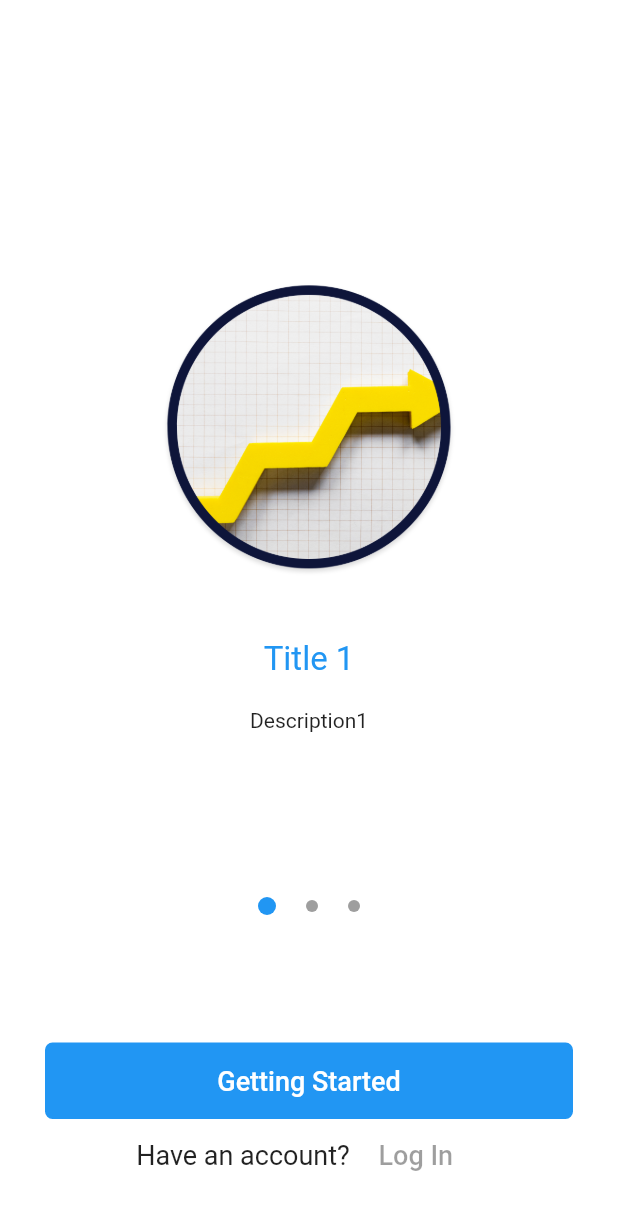
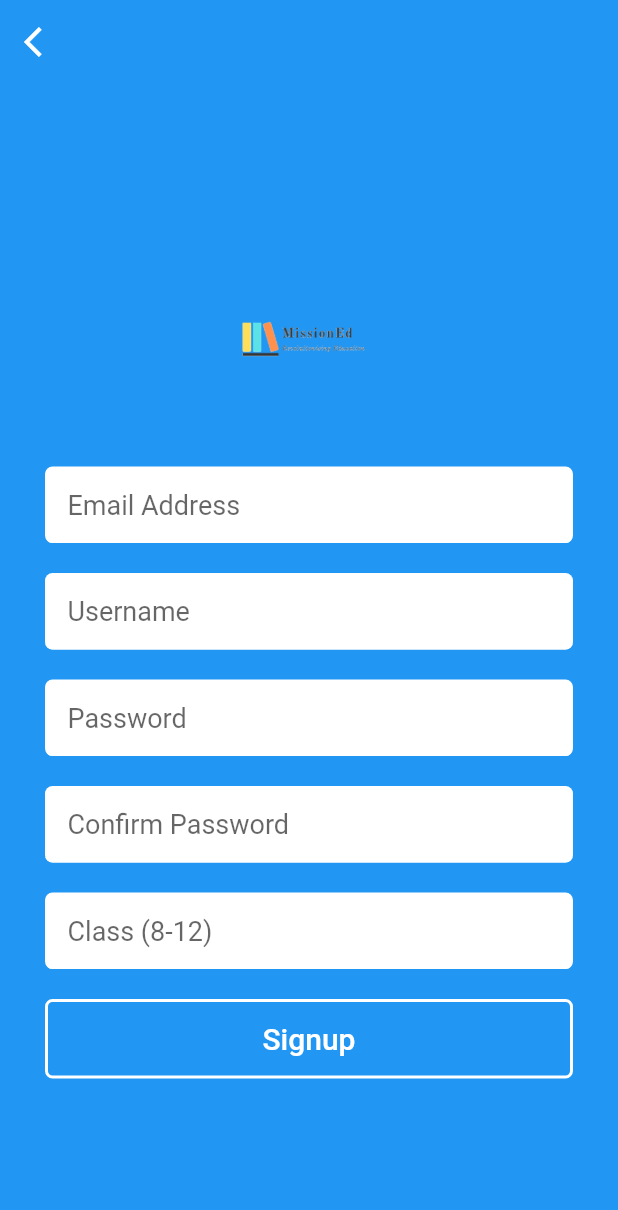
Before and after one commit to unforgettablexD/MissionED_flutter, a Flutter app: the screen it shows after launch, after a tap on "Getting Started", on a phone screen of 412 x 824 dp. Shown: the top 1210 px of the screen. Run offline on Flutter 3.47's test engine with Material 2 defaults, Android fonts, the phone set to English and light mode, and no system bars.

Commit message:
login and signup done

```diff
--- a/missioned_flutter_app/lib/main.dart
+++ b/missioned_flutter_app/lib/main.dart
@@ -1,4 +1,6 @@
 import 'package:flutter/material.dart';
+import './screens/signup_screen.dart';
+import './screens/login_screen.dart';
 
 import './screens/getting_started_screen.dart';
 
@@ -16,6 +18,10 @@ class MyApp extends StatelessWidget {
         primaryColor: Colors.blue,
       ),
       home: GettingStartedScreen(),
+      routes: {
+        LoginScreen.routeName: (context) => LoginScreen(),
+        SignupScreen.routeName: (ctx) => SignupScreen(),
+      },
     );
 
   }
--- a/missioned_flutter_app/lib/screens/getting_started_screen.dart
+++ b/missioned_flutter_app/lib/screens/getting_started_screen.dart
@@ -1,4 +1,6 @@
 import 'package:flutter/material.dart';
+import '../screens/signup_screen.dart';
+import '../screens/login_screen.dart';
 import '../widgets/slide_dots.dart';
 import 'dart:async';
 import '../model/slide.dart';
@@ -99,13 +101,20 @@ class _GettingStartedScreenState extends State<GettingStartedScreen> {
                 padding: const EdgeInsets.all(15),
                 color: Theme.of(context).primaryColor,
                 textColor: Colors.white,
-                onPressed: () { },
+                onPressed: () {
+                  Navigator.of(context).pushNamed(SignupScreen.routeName);
+                },
                 ),
                 Row(
                   mainAxisAlignment: MainAxisAlignment.center,
                   children: <Widget>[
                   Text('Have an account?', style: TextStyle(fontSize: 18),),
-                  FlatButton(child: Text('Log In', style: TextStyle(fontSize: 18),),),
+                  FlatButton(
+                    child: Text('Log In', style: TextStyle(fontSize: 18),),
+                  onPressed: () {
+                      Navigator.of(context).pushNamed(LoginScreen.routeName);
+                  },
+                  ),
                 ],)
               ],)
             ],
--- /dev/null
+++ b/missioned_flutter_app/lib/screens/signup_screen.dart
@@ -0,0 +1,169 @@
+import 'package:flutter/material.dart';
+
+class SignupScreen extends StatelessWidget {
+  static const routeName = '/signup';
+  @override
+  Widget build(BuildContext context) {
+    return Scaffold(
+      appBar: AppBar(
+        // title: Text('Login'),
+        elevation: 0,
+        leading: IconButton(
+          icon: Icon(Icons.arrow_back_ios),
+          onPressed: () {
+            Navigator.of(context).pop();
+          },
+        ),
+      ),
+      body: LayoutBuilder(
+        builder: (BuildContext context, BoxConstraints viewportConstraints) {
+          return Container(
+            padding: const EdgeInsets.symmetric(
+              horizontal: 30,
+            ),
+            color: Theme.of(context).primaryColor,
+            width: double.infinity,
+            child: SingleChildScrollView(
+              child: ConstrainedBox(
+                constraints: BoxConstraints(
+                  minHeight: viewportConstraints.maxHeight,
+                ),
+                child: Column(
+                  mainAxisAlignment: MainAxisAlignment.center,
+                  crossAxisAlignment: CrossAxisAlignment.stretch,
+                  children: <Widget>[
+                    Image.asset(
+                      'assets/output-onlinepngtools (88).png',
+                      height: 130,
+                    ),
+                    SizedBox(
+                      height: 20,
+                    ),
+                    TextField(
+                      style: TextStyle(fontSize: 18, color: Colors.black54),
+                      decoration: InputDecoration(
+                        filled: true,
+                        fillColor: Colors.white,
+                        hintText: 'Email Address',
+                        contentPadding: const EdgeInsets.all(15),
+                        focusedBorder: OutlineInputBorder(
+                          borderSide: BorderSide(color: Colors.white),
+                          borderRadius: BorderRadius.circular(5),
+                        ),
+                        enabledBorder: UnderlineInputBorder(
+                          borderSide: BorderSide(color: Colors.white),
+                          borderRadius: BorderRadius.circular(5),
+                        ),
+                      ),
+                    ),
+                    SizedBox(
+                      height: 20,
+                    ),
+                    TextField(
+                      style: TextStyle(fontSize: 18, color: Colors.black54),
+                      decoration: InputDecoration(
+                        filled: true,
+                        fillColor: Colors.white,
+                        hintText: 'Username',
+                        contentPadding: const EdgeInsets.all(15),
+                        focusedBorder: OutlineInputBorder(
+                          borderSide: BorderSide(color: Colors.white),
+                          borderRadius: BorderRadius.circular(5),
+                        ),
+                        enabledBorder: UnderlineInputBorder(
+                          borderSide: BorderSide(color: Colors.white),
+                          borderRadius: BorderRadius.circular(5),
+                        ),
+                      ),
+                    ),
+                    SizedBox(
+                      height: 20,
+                    ),
+                    TextField(
+                      obscureText: true,
+                      style: TextStyle(fontSize: 18, color: Colors.black54),
+                      decoration: InputDecoration(
+                        filled: true,
+                        fillColor: Colors.white,
+                        hintText: 'Password',
+                        contentPadding: const EdgeInsets.all(15),
+                        focusedBorder: OutlineInputBorder(
+                          borderSide: BorderSide(color: Colors.white),
+                          borderRadius: BorderRadius.circular(5),
+                        ),
+                        enabledBorder: UnderlineInputBorder(
+                          borderSide: BorderSide(color: Colors.white),
+                          borderRadius: BorderRadius.circular(5),
+                        ),
+                      ),
+                    ),
+                    SizedBox(
+                      height: 20,
+                    ),
+                    TextField(
+                      obscureText: true,
+                      style: TextStyle(fontSize: 18, color: Colors.black54),
+                      decoration: InputDecoration(
+                        filled: true,
+                        fillColor: Colors.white,
+                        hintText: 'Confirm Password',
+                        contentPadding: const EdgeInsets.all(15),
+                        focusedBorder: OutlineInputBorder(
+                          borderSide: BorderSide(color: Colors.white),
+                          borderRadius: BorderRadius.circular(5),
+                        ),
+                        enabledBorder: UnderlineInputBorder(
+                          borderSide: BorderSide(color: Colors.white),
+                          borderRadius: BorderRadius.circular(5),
+                        ),
+                      ),
+                    ),
+                    SizedBox(
+                      height: 20,
+                    ),
+                    TextField(
+                      obscureText: true,
+                      style: TextStyle(fontSize: 18, color: Colors.black54),
+                      decoration: InputDecoration(
+                        filled: true,
+                        fillColor: Colors.white,
+                        hintText: 'Class (8-12)',
+                        contentPadding: const EdgeInsets.all(15),
+                        focusedBorder: OutlineInputBorder(
+                          borderSide: BorderSide(color: Colors.white),
+                          borderRadius: BorderRadius.circular(5),
+                        ),
+                        enabledBorder: UnderlineInputBorder(
+                          borderSide: BorderSide(color: Colors.white),
+                          borderRadius: BorderRadius.circular(5),
+                        ),
+                      ),
+                    ),
+                    SizedBox(
+                      height: 20,
+                    ),
+                    FlatButton(
+                      child: Text(
+                        'Signup',
+                        style: TextStyle(
+                          fontSize: 20,
+                        ),
+                      ),
+                      shape: OutlineInputBorder(
+                        borderSide: BorderSide(color: Colors.white, width: 2),
+                        borderRadius: BorderRadius.circular(5),
+                      ),
+                      padding: const EdgeInsets.all(15),
+                      textColor: Colors.white,
+                      onPressed: () {},
+                    ),
+                  ],
+                ),
+              ),
+            ),
+          );
+        },
+      ),
+    );
+  }
+}
```
Also changed, not shown: missioned_flutter_app/lib/screens/login_screen.dart (added, +94 -0 lines).
